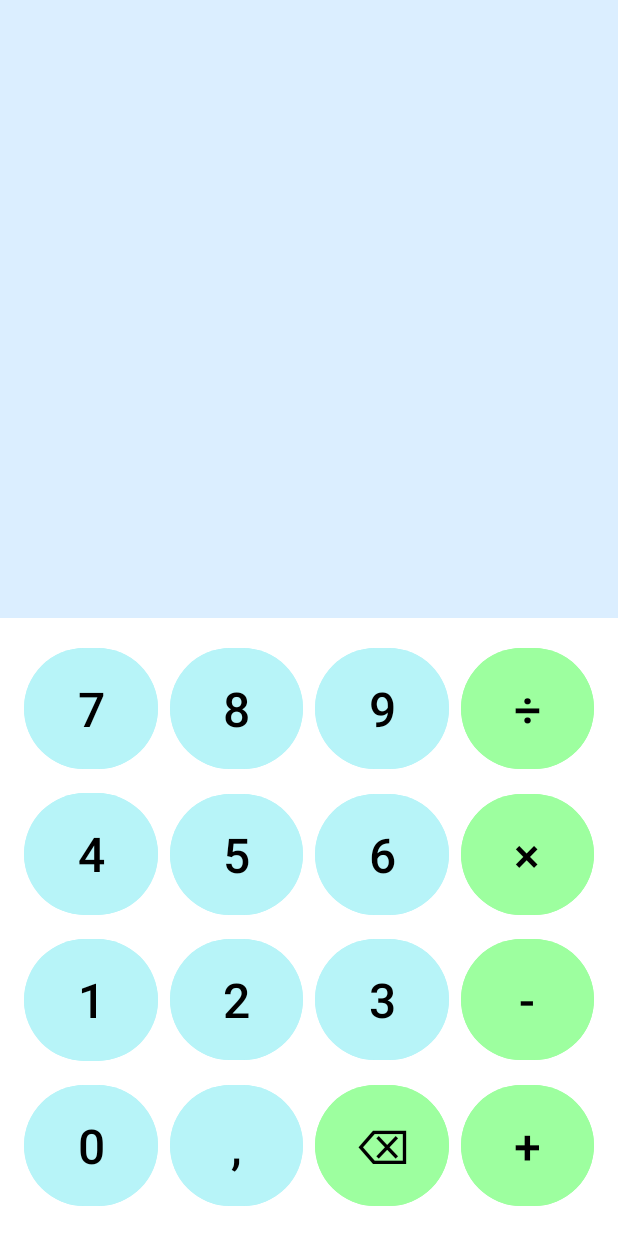
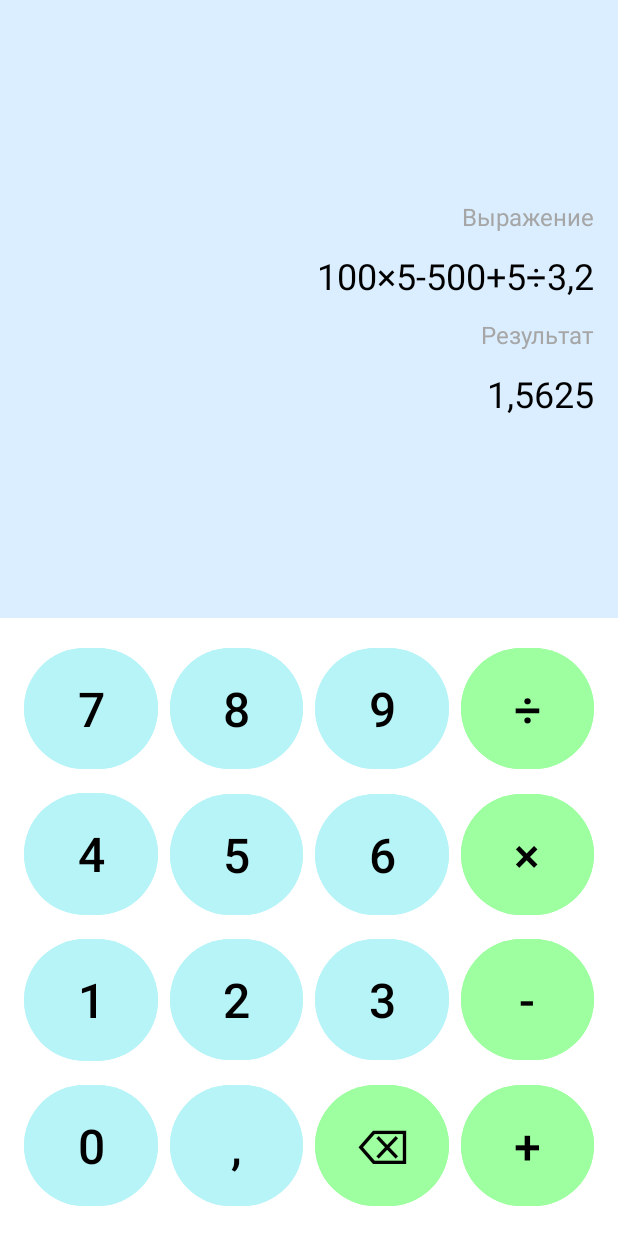
Before and after one commit to KRASILNIKOV30/mobile-dev, an Android app: the layout calculator.xml on its own in the app's theme, with its tools: preview values and no code run, on a phone screen of 412 x 824 dp. Run offline under Robolectric (Android 15) with nearby library versions, the phone set to English and light mode, and no system bars.

Commit message:
Сверстал дисплей калькулятора

```diff
--- a/app/src/main/res/layout/calculator.xml
+++ b/app/src/main/res/layout/calculator.xml
@@ -11,6 +11,67 @@
         android:background="@color/background"
         app:layout_constraintBottom_toTopOf="@+id/buttons"
         app:layout_constraintTop_toTopOf="parent">
+
+        <androidx.constraintlayout.widget.ConstraintLayout
+            android:layout_width="wrap_content"
+            android:layout_height="wrap_content"
+            android:layout_marginEnd="16dp"
+            app:layout_constraintBottom_toBottomOf="parent"
+            app:layout_constraintRight_toRightOf="parent"
+            app:layout_constraintTop_toTopOf="parent">
+
+            <TextView
+                android:id="@+id/expressionLabel"
+                android:layout_width="wrap_content"
+                android:layout_height="wrap_content"
+                android:text="@string/expression"
+                android:textColor="@color/textSubdued"
+                android:textSize="16sp"
+                app:layout_constraintRight_toRightOf="parent" />
+
+            <TextView
+                android:id="@+id/expression"
+                android:layout_width="wrap_content"
+                android:layout_height="wrap_content"
+                android:text="100×5-500+5÷3,2"
+                android:textColor="@color/black"
+                android:textSize="24sp"
+                app:layout_constraintRight_toRightOf="parent"
+                app:layout_constraintTop_toBottomOf="@id/expressionLabel" />
+
+            <TextView
+                android:id="@+id/resultLabel"
+                android:layout_width="wrap_content"
+                android:layout_height="wrap_content"
+                android:gravity="center"
+                android:text="@string/result"
+                android:textColor="@color/textSubdued"
+                android:textSize="16sp"
+                app:layout_constraintRight_toRightOf="parent"
+                app:layout_constraintTop_toBottomOf="@id/expression" />
+
+            <TextView
+                android:id="@+id/result"
+                android:layout_width="wrap_content"
+                android:layout_height="wrap_content"
+                android:text="1,5625"
+                android:textColor="@color/black"
+                android:textSize="24sp"
+                app:layout_constraintRight_toRightOf="parent"
+                app:layout_constraintTop_toBottomOf="@id/expression" />
+
+            <androidx.constraintlayout.helper.widget.Flow
+                android:layout_width="wrap_content"
+                android:layout_height="wrap_content"
+                android:orientation="vertical"
+                app:constraint_referenced_ids="expressionLabel, expression, resultLabel, result"
+                app:flow_horizontalAlign="end"
+                app:flow_verticalGap="12dp"
+                app:flow_verticalStyle="spread"
+                app:layout_constraintLeft_toLeftOf="parent"
+                app:layout_constraintTop_toTopOf="parent" />
+
+        </androidx.constraintlayout.widget.ConstraintLayout>
 
     </androidx.constraintlayout.widget.ConstraintLayout>
 
--- a/app/src/main/res/values/calc.xml
+++ b/app/src/main/res/values/calc.xml
@@ -1,5 +1,7 @@
 <?xml version="1.0" encoding="utf-8"?>
 <resources>
+    <string name="expression">Выражение</string>
+    <string name="result">Результат</string>
     <string name="number1">1</string>
     <string name="number2">2</string>
     <string name="number3">3</string>
--- a/app/src/main/res/values/colors.xml
+++ b/app/src/main/res/values/colors.xml
@@ -8,4 +8,5 @@
     <color name="background">#DBEEFF</color>
     <color name="button">#B7F4F8</color>
     <color name="actionButton">#9DFF9F</color>
+    <color name="textSubdued">#A6A6A6</color>
 </resources>
```
